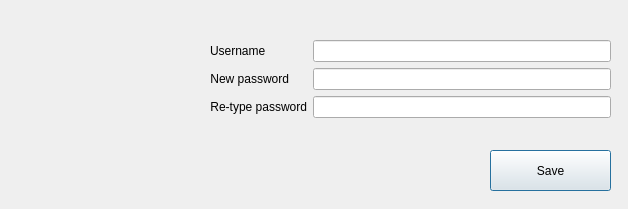
Old version of the form MyCovidRecord/changepassword.ui in the repository gagabon501/cs106-2.
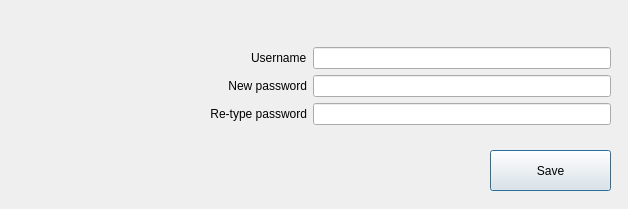
New version of the form. Icons and pictures are not drawn.

What changed in the file:
```diff
--- a/MyCovidRecord/changepassword.ui
+++ b/MyCovidRecord/changepassword.ui
@@ -45,16 +45,22 @@
     <string>Save</string>
    </property>
   </widget>
-  <widget class="QWidget" name="">
+  <widget class="QWidget" name="layoutWidget">
    <property name="geometry">
     <rect>
      <x>210</x>
-     <y>40</y>
+     <y>30</y>
      <width>401</width>
-     <height>101</height>
+     <height>111</height>
     </rect>
    </property>
    <layout class="QFormLayout" name="formLayout">
+    <property name="labelAlignment">
+     <set>Qt::AlignRight|Qt::AlignTrailing|Qt::AlignVCenter</set>
+    </property>
+    <property name="formAlignment">
+     <set>Qt::AlignLeading|Qt::AlignLeft|Qt::AlignVCenter</set>
+    </property>
     <item row="0" column="0">
      <widget class="QLabel" name="label_2">
       <property name="text">
```
